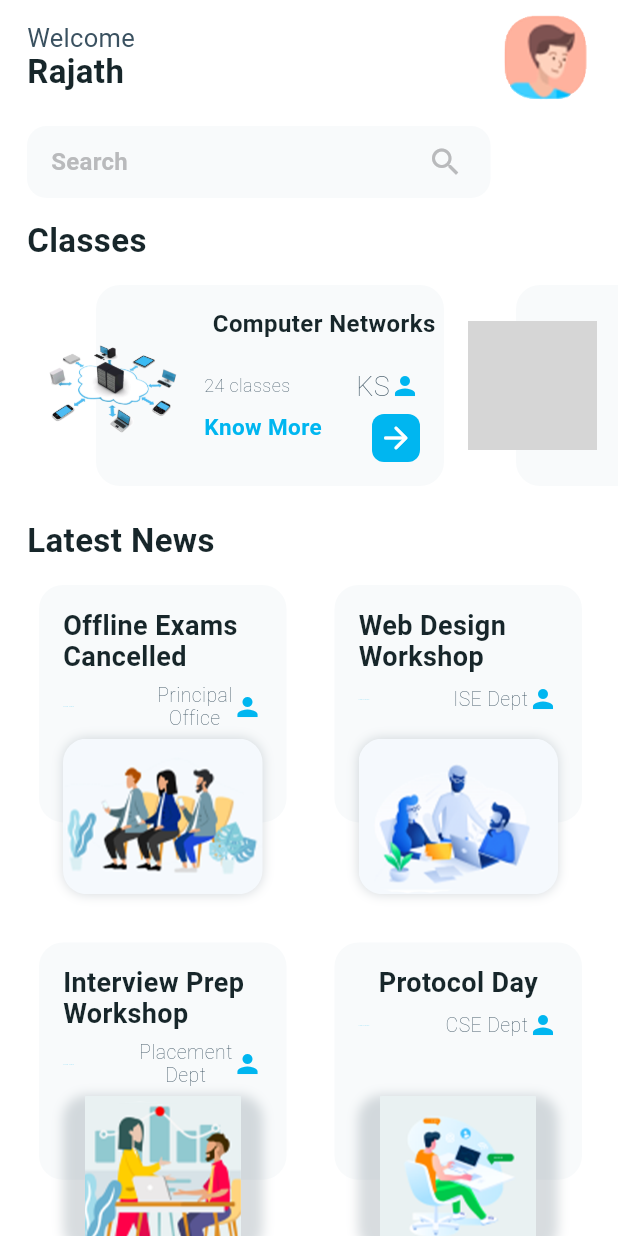
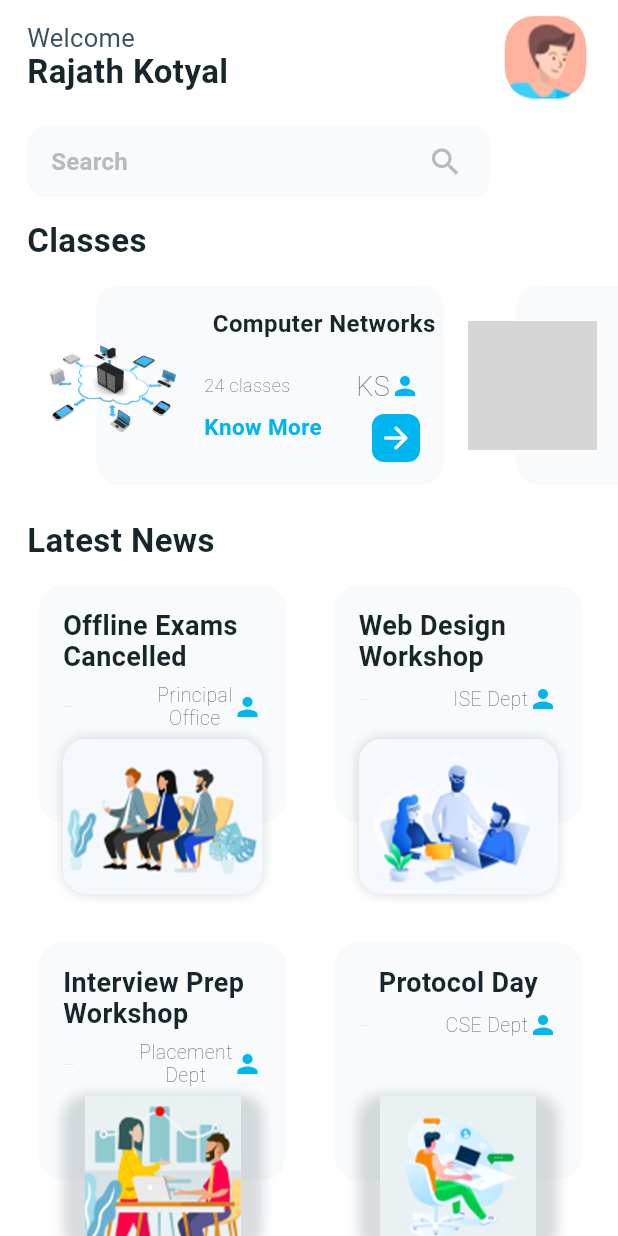
Before and after one commit to rajathkotyal/bmsce_one, a Flutter app: the screen it shows after launch, on a phone screen of 412 x 824 dp. Run offline on Flutter 3.47's test engine with Material 2 defaults, Android fonts, the phone set to English and light mode, and no system bars; our stand-ins replace firebase_auth, hexcolor; accounts and stored records are empty; Roboto replaces fonts that are missing (WorkSans); grey boxes are pictures that could not be loaded.

Commit message:
minor changes

```diff
--- a/bmsce_one/lib/hp/app_theme.dart
+++ b/bmsce_one/lib/hp/app_theme.dart
@@ -1,7 +1,7 @@
 import 'package:flutter/material.dart';
 
-class DesignCourseAppTheme {
-  DesignCourseAppTheme._();
+class AppTheme {
+  AppTheme._();
 
   static const Color notWhite = Color(0xFFEDF0F2);
   static const Color nearlyWhite = Color(0xFFFFFFFF);
--- a/bmsce_one/lib/hp/category_list_view.dart
+++ b/bmsce_one/lib/hp/category_list_view.dart
@@ -146,7 +146,7 @@ class CategoryView extends StatelessWidget {
                                                 fontWeight: FontWeight.w600,
                                                 fontSize: 16,
                                                 letterSpacing: 0.27,
-                                                color: DesignCourseAppTheme
+                                                color: AppTheme
                                                     .darkerText,
                                               ),
                                             ),
@@ -171,7 +171,7 @@ class CategoryView extends StatelessWidget {
                                                     fontWeight: FontWeight.w200,
                                                     fontSize: 12,
                                                     letterSpacing: 0.27,
-                                                    color: DesignCourseAppTheme
+                                                    color: AppTheme
                                                         .grey,
                                                   ),
                                                 ),
@@ -188,14 +188,14 @@ class CategoryView extends StatelessWidget {
                                                           fontSize: 18,
                                                           letterSpacing: 0.27,
                                                           color:
-                                                              DesignCourseAppTheme
+                                                              AppTheme
                                                                   .grey,
                                                         ),
                                                       ),
                                                       Icon(
                                                         Icons.person,
                                                         color:
-                                                            DesignCourseAppTheme
+                                                            AppTheme
                                                                 .nearlyBlue,
                                                         size: 20,
                                                       ),
@@ -224,13 +224,13 @@ class CategoryView extends StatelessWidget {
                                                     fontWeight: FontWeight.w600,
                                                     fontSize: 15,
                                                     letterSpacing: 0.27,
-                                                    color: DesignCourseAppTheme
+                                                    color: AppTheme
                                                         .nearlyBlue,
                                                   ),
                                                 ),
                                                 Container(
                                                   decoration: BoxDecoration(
-                                                    color: DesignCourseAppTheme
+                                                    color: AppTheme
                                                         .nearlyBlue,
                                                     borderRadius:
                                                         const BorderRadius.all(
@@ -244,7 +244,7 @@ class CategoryView extends StatelessWidget {
                                                     child: Icon(
                                                       Icons.arrow_forward_rounded,
                                                       color:
-                                                          DesignCourseAppTheme
+                                                          AppTheme
                                                               .nearlyWhite,
                                                     ),
                                                   ),
--- a/bmsce_one/lib/hp/home_screen_main.dart
+++ b/bmsce_one/lib/hp/home_screen_main.dart
@@ -1,8 +1,5 @@
 import 'package:bmsce_portal/Screens/profile.dart';
 import 'package:bmsce_portal/Screens/screens.dart';
-import 'package:bmsce_portal/hp/category_list_view.dart';
-import 'package:bmsce_portal/hp/course_info_screen.dart';
-import 'package:bmsce_portal/hp/news_list_view.dart';
 import 'package:bmsce_portal/hp/category_list_view.dart';
 import 'package:bmsce_portal/hp/course_info_screen.dart';
 import 'package:bmsce_portal/hp/news_list_view.dart';
@@ -17,12 +14,12 @@ class HomeScreenMain extends StatefulWidget {
 }
 
 class _HomeScreenMainState extends State<HomeScreenMain> {
-  CategoryType categoryType = CategoryType.ui;
+  //CategoryType categoryType = CategoryType.ui;
 
   @override
   Widget build(BuildContext context) {
     return Container(
-      color: DesignCourseAppTheme.nearlyWhite,
+      color: AppTheme.nearlyWhite,
       child: Scaffold(
         backgroundColor: Colors.transparent,
         body: Column(
@@ -38,9 +35,9 @@ class _HomeScreenMainState extends State<HomeScreenMain> {
                   child: Column(
                     children: <Widget>[
                       getSearchBarUI(),
-                      getCategoryUI(),
+                      getClasses(),
                       Flexible(
-                        child: getPopularCourseUI(),
+                        child: getNewsUI(),
                       ),
                     ],
                   ),
@@ -53,7 +50,7 @@ class _HomeScreenMainState extends State<HomeScreenMain> {
     );
   }
 
-  Widget getCategoryUI() {
+  Widget getClasses() {
     return Column(
       mainAxisAlignment: MainAxisAlignment.center,
       crossAxisAlignment: CrossAxisAlignment.start,
@@ -67,34 +64,11 @@ class _HomeScreenMainState extends State<HomeScreenMain> {
               fontWeight: FontWeight.w600,
               fontSize: 22,
               letterSpacing: 0.27,
-              color: DesignCourseAppTheme.darkerText,
+              color: AppTheme.darkerText,
             ),
           ),
         ),
-        // const SizedBox(
-        //   height: 16,
-        // ),
-        // Padding(
-        //   padding: const EdgeInsets.only(left: 16, right: 16),
-        //   child: Row(
-        //     children: <Widget>[
-        //       getButtonUI(CategoryType.ui, categoryType == CategoryType.ui),
-        //       const SizedBox(
-        //         width: 16,
-        //       ),
-        //       getButtonUI(
-        //           CategoryType.coding, categoryType == CategoryType.coding),
-        //       const SizedBox(
-        //         width: 16,
-        //       ),
-        //       getButtonUI(
-        //           CategoryType.basic, categoryType == CategoryType.basic),
-        //     ],
-        //   ),
-        // ),
-        // const SizedBox(
-        //   height: 16,
-        // ),
+
         CategoryListView(
           callBack: () {
             moveTo();
@@ -104,7 +78,7 @@ class _HomeScreenMainState extends State<HomeScreenMain> {
     );
   }
 
-  Widget getPopularCourseUI() {
+  Widget getNewsUI() {
     return Padding(
       padding: const EdgeInsets.only(top: 8.0, left: 18, right: 16),
       child: Column(
@@ -118,7 +92,7 @@ class _HomeScreenMainState extends State<HomeScreenMain> {
               fontWeight: FontWeight.w600,
               fontSize: 22,
               letterSpacing: 0.27,
-              color: DesignCourseAppTheme.darkerText,
+              color: AppTheme.darkerText,
             ),
           ),
           Flexible(
@@ -142,57 +116,51 @@ class _HomeScreenMainState extends State<HomeScreenMain> {
     );
   }
 
-  Widget getButtonUI(CategoryType categoryTypeData, bool isSelected) {
-     String txt = '';
-    // if (CategoryType.ui == categoryTypeData) {
-    //   txt = 'Ui/Ux';
-    // } else if (CategoryType.coding == categoryTypeData) {
-    //   txt = 'Coding';
-    // } else if (CategoryType.basic == categoryTypeData) {
-    //   txt = 'Basic UI';
-    // }
-    return Expanded(
-      child: Container(
-        decoration: BoxDecoration(
-            color: isSelected
-                ? DesignCourseAppTheme.nearlyBlue
-                : DesignCourseAppTheme.nearlyWhite,
-            borderRadius: const BorderRadius.all(Radius.circular(24.0)),
-            border: Border.all(color: DesignCourseAppTheme.nearlyBlue)),
-        child: Material(
-          color: Colors.transparent,
-          child: InkWell(
-            splashColor: Colors.white24,
-            borderRadius: const BorderRadius.all(Radius.circular(24.0)),
-            onTap: () {
-              setState(() {
-                categoryType = categoryTypeData;
-              });
-            },
-            child: Padding(
-              padding: const EdgeInsets.only(
-                  top: 12, bottom: 12, left: 18, right: 18),
-              child: Center(
-                child: Text(
-                  txt,
-                  textAlign: TextAlign.left,
-                  style: TextStyle(
-                    fontWeight: FontWeight.w600,
-                    fontSize: 12,
-                    letterSpacing: 0.27,
-                    color: isSelected
-                        ? DesignCourseAppTheme.nearlyWhite
-                        : DesignCourseAppTheme.nearlyBlue,
-                  ),
-                ),
-              ),
-            ),
-          ),
-        ),
-      ),
-
-    );
-  }
+  // Widget getButtonUI(CategoryType categoryTypeData, bool isSelected) {
+  //    String txt = '';
+  //
+  //   return Expanded(
+  //     child: Container(
+  //       decoration: BoxDecoration(
+  //           color: isSelected
+  //               ? AppTheme.nearlyBlue
+  //               : AppTheme.nearlyWhite,
+  //           borderRadius: const BorderRadius.all(Radius.circular(24.0)),
+  //           border: Border.all(color: AppTheme.nearlyBlue)),
+  //       child: Material(
+  //         color: Colors.transparent,
+  //         child: InkWell(
+  //           splashColor: Colors.white24,
+  //           borderRadius: const BorderRadius.all(Radius.circular(24.0)),
+  //           onTap: () {
+  //             setState(() {
+  //               categoryType = categoryTypeData;
+  //             });
+  //           },
+  //           child: Padding(
+  //             padding: const EdgeInsets.only(
+  //                 top: 12, bottom: 12, left: 18, right: 18),
+  //             child: Center(
+  //               child: Text(
+  //                 txt,
+  //                 textAlign: TextAlign.left,
+  //                 style: TextStyle(
+  //                   fontWeight: FontWeight.w600,
+  //                   fontSize: 12,
+  //                   letterSpacing: 0.27,
+  //                   color: isSelected
+  //                       ? AppTheme.nearlyWhite
+  //                       : AppTheme.nearlyBlue,
+  //                 ),
+  //               ),
+  //             ),
+  //           ),
+  //         ),
+  //       ),
+  //     ),
+  //
+  //   );
+  // }
 
   Widget getSearchBarUI() {
     return Padding(
@@ -226,7 +194,7 @@ class _HomeScreenMainState extends State<HomeScreenMain> {
                             fontFamily: 'WorkSans',
                             fontWeight: FontWeight.bold,
                             fontSize: 16,
-                            color: DesignCourseAppTheme.nearlyBlue,
+                            color: AppTheme.nearlyBlue,
                           ),
                           keyboardType: TextInputType.text,
                           decoration: InputDecoration(
@@ -287,17 +255,17 @@ class _HomeScreenMainState extends State<HomeScreenMain> {
                     fontWeight: FontWeight.w400,
                     fontSize: 17,
                     letterSpacing: 0.2,
-                    color: DesignCourseAppTheme.grey,
+                    color: AppTheme.grey,
                   ),
                 ),
                 Text(
-                  'Rajath',
+                  'Rajath Kotyal',
                   textAlign: TextAlign.left,
                   style: TextStyle(
                     fontWeight: FontWeight.bold,
                     fontSize: 22,
                     letterSpacing: 0.27,
-                    color: DesignCourseAppTheme.darkerText,
+                    color: AppTheme.darkerText,
                   ),
                 ),
               ],
@@ -322,11 +290,7 @@ class _HomeScreenMainState extends State<HomeScreenMain> {
   }
 }
 
-enum CategoryType {
-  ui,
-  coding,
-  basic,
-}
+
 
 _launchURL() async {
   const url = 'https://meet.google.com';
--- a/bmsce_one/lib/hp/models/category.dart
+++ b/bmsce_one/lib/hp/models/category.dart
@@ -38,7 +38,7 @@ class Category {
     ),
   ];
 
-  static List<Category> popularCourseList = <Category>[
+  static List<Category> newsList = <Category>[
     Category(
       imagePath: 'assets/interFace3.png',
       title: 'Offline Exams Cancelled',
--- a/bmsce_one/lib/hp/news_list_view.dart
+++ b/bmsce_one/lib/hp/news_list_view.dart
@@ -42,9 +42,9 @@ class _NewsListViewState extends State<NewsListView>
               physics: const BouncingScrollPhysics(),
               scrollDirection: Axis.vertical,
               children: List<Widget>.generate(
-                Category.popularCourseList.length,
+                Category.newsList.length,
                 (int index) {
-                  final int count = Category.popularCourseList.length;
+                  final int count = Category.newsList.length;
                   final Animation<double> animation =
                       Tween<double>(begin: 0.0, end: 1.0).animate(
                     CurvedAnimation(
@@ -58,7 +58,7 @@ class _NewsListViewState extends State<NewsListView>
                     callback: () {
                       widget.callBack();
                     },
-                    category: Category.popularCourseList[index],
+                    category: Category.newsList[index],
                     animation: animation,
                     animationController: animationController,
                   );
@@ -122,7 +122,7 @@ class CategoryView extends StatelessWidget {
                                 borderRadius: const BorderRadius.all(
                                     Radius.circular(16.0)),
                                 // border: new Border.all(
-                                //     color: DesignCourseAppTheme.notWhite),
+                                //     color: AppTheme.notWhite),
                               ),
                               child: Column(
                                 children: <Widget>[
@@ -140,7 +140,7 @@ class CategoryView extends StatelessWidget {
                                                 fontWeight: FontWeight.w600,
                                                 fontSize: 18,
                                                 letterSpacing: 0.27,
-                                                color: DesignCourseAppTheme
+                                                color: AppTheme
                                                     .darkerText,
                                               ),
                                             ),
@@ -165,7 +165,7 @@ class CategoryView extends StatelessWidget {
                                                     fontWeight: FontWeight.w200,
                                                     fontSize: 1,
                                                     letterSpacing: 0.27,
-                                                    color: DesignCourseAppTheme
+                                                    color: AppTheme
                                                         .nearlyBlue,
                                                   ),
                                                 ),
@@ -182,14 +182,14 @@ class CategoryView extends StatelessWidget {
                                                           fontSize: 13,
                                                           letterSpacing: 0.27,
                                                           color:
-                                                              DesignCourseAppTheme
+                                                              AppTheme
                                                                   .grey,
                                                         ),
                                                       ),
                                                       Icon(
                                                         Icons.person,
                                                         color:
-                                                            DesignCourseAppTheme
+                                                            AppTheme
                                                                 .nearlyBlue,
                                                         size: 20,
                                                       ),
@@ -226,7 +226,7 @@ class CategoryView extends StatelessWidget {
                                 const BorderRadius.all(Radius.circular(16.0)),
                             boxShadow: <BoxShadow>[
                               BoxShadow(
-                                  color: DesignCourseAppTheme.grey
+                                  color: AppTheme.grey
                                       .withOpacity(0.2),
                                   offset: const Offset(0.0, 0.0),
                                   blurRadius: 6.0),
--- a/bmsce_one/lib/main.dart
+++ b/bmsce_one/lib/main.dart
@@ -1,7 +1,8 @@
 import 'package:flutter/material.dart';
 import 'Screens/screens.dart';
 import 'package:bmsce_portal/hp/home_screen_main.dart';
-import 'dart:io';import 'package:flutter/services.dart';
+import 'dart:io';
+import 'package:flutter/services.dart';
 
 
 void main() async {
@@ -26,7 +27,7 @@ class MyApp extends StatelessWidget {
       debugShowCheckedModeBanner: false,
       theme: ThemeData(
         primarySwatch: Colors.blue,
-        platform: TargetPlatform.iOS,
+        platform: TargetPlatform.android,
       ),
       home: HomeScreenMain(),
 
```
Also changed, not shown: bmsce_one/lib/hp/course_info_screen.dart (+21 -21 lines).
